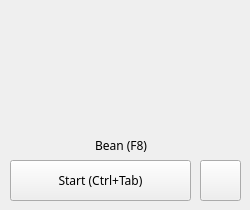
Above: mainwindow.ui from Gerbagel/DualWieldDBZS before the change. Below: the same form after it.
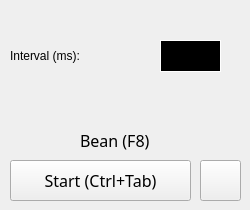
That is the form after the change. Icons and pictures are not drawn. Custom widgets are drawn as their Qt base class.

Commit message: Added user settings and changeable interval

What changed in the file:
```diff
--- a/mainwindow.ui
+++ b/mainwindow.ui
@@ -54,7 +54,7 @@
     <property name="font">
      <font>
       <family>Minecraft</family>
-      <pointsize>9</pointsize>
+      <pointsize>12</pointsize>
       <italic>false</italic>
       <fontweight>Medium</fontweight>
      </font>
@@ -69,16 +69,16 @@
    <widget class="QLabel" name="label">
     <property name="geometry">
      <rect>
-      <x>95</x>
-      <y>135</y>
-      <width>60</width>
+      <x>80</x>
+      <y>130</y>
+      <width>80</width>
       <height>20</height>
      </rect>
     </property>
     <property name="font">
      <font>
       <family>Minecraft</family>
-      <pointsize>9</pointsize>
+      <pointsize>12</pointsize>
       <italic>false</italic>
       <fontweight>Medium</fontweight>
      </font>
@@ -104,6 +104,57 @@
      <string/>
     </property>
    </widget>
+   <widget class="QLabel" name="label_2">
+    <property name="geometry">
+     <rect>
+      <x>10</x>
+      <y>40</y>
+      <width>151</width>
+      <height>31</height>
+     </rect>
+    </property>
+    <property name="text">
+     <string>Interval (ms):</string>
+    </property>
+   </widget>
+   <widget class="QSpinBox" name="intervalSpinBox">
+    <property name="geometry">
+     <rect>
+      <x>160</x>
+      <y>40</y>
+      <width>61</width>
+      <height>32</height>
+     </rect>
+    </property>
+    <property name="sizePolicy">
+     <sizepolicy hsizetype="Fixed" vsizetype="Fixed">
+      <horstretch>0</horstretch>
+      <verstretch>0</verstretch>
+     </sizepolicy>
+    </property>
+    <property name="styleSheet">
+     <string notr="true">background: black;
+border-style: outset;
+border-width: 1px;
+border-color: rgb(255, 255, 255);
+border-radius: 0px;</string>
+    </property>
+    <property name="frame">
+     <bool>false</bool>
+    </property>
+    <property name="buttonSymbols">
+     <enum>QAbstractSpinBox::ButtonSymbols::NoButtons</enum>
+    </property>
+    <property name="minimum">
+     <number>1</number>
+    </property>
+    <property name="maximum">
+     <number>1000</number>
+    </property>
+    <property name="value">
+     <number>170</number>
+    </property>
+   </widget>
   </widget>
  </widget>
  <customwidgets>
```
Left out of the diff: 2 changed lines with no effect on the pictures. The commit also changes 6 other files.
